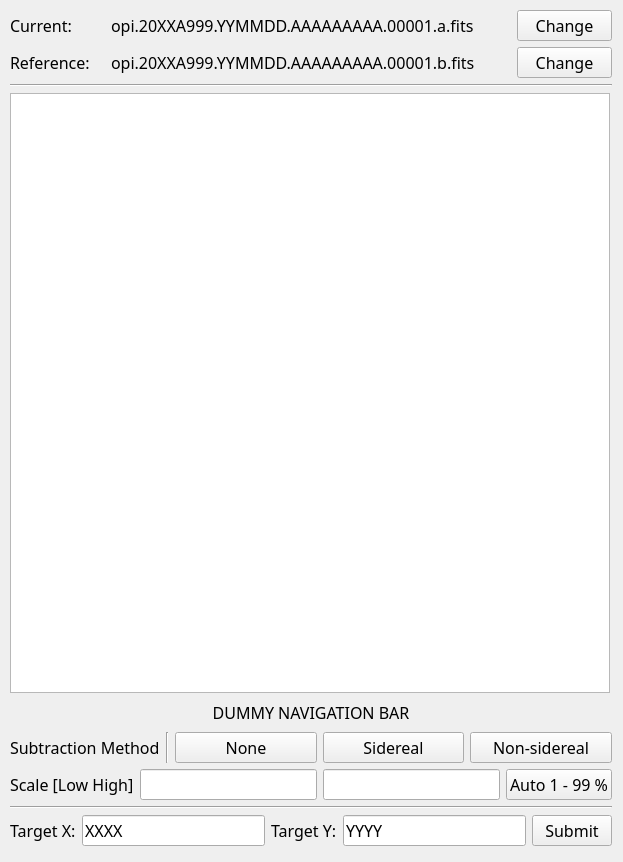
psmd-iberutaru/OpihiExarata, file src/opihiexarata/gui/qtui/selector.ui: the form before one commit.
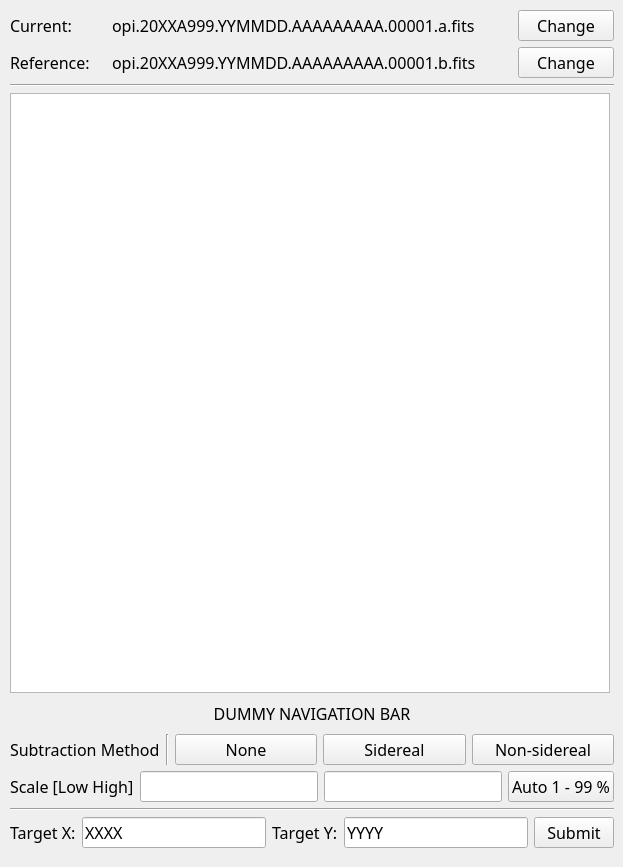
The form after the commit.

Commit message: Building new target selector.

What changed in the file:
```diff
--- a/src/opihiexarata/gui/qtui/selector.ui
+++ b/src/opihiexarata/gui/qtui/selector.ui
@@ -7,7 +7,7 @@
     <x>0</x>
     <y>0</y>
     <width>623</width>
-    <height>862</height>
+    <height>867</height>
    </rect>
   </property>
   <property name="windowTitle">
@@ -18,8 +18,8 @@
     <rect>
      <x>10</x>
      <y>10</y>
-     <width>602</width>
-     <height>836</height>
+     <width>604</width>
+     <height>838</height>
     </rect>
    </property>
    <property name="font">
@@ -95,7 +95,9 @@
      </widget>
     </item>
     <item>
-     <widget class="QGraphicsView" name="dummy_image_plot">
+     <layout class="QVBoxLayout" name="vertical_layout_image">
+      <item>
+       <widget class="QGraphicsView" name="dummy_opihi_image">
       <property name="minimumSize">
        <size>
         <width>600</width>
@@ -111,7 +113,7 @@
      </widget>
     </item>
     <item>
-     <widget class="QLabel" name="dummy_navigation_bar">
+       <widget class="QLabel" name="dummy_opihi_navbar">
       <property name="text">
        <string>DUMMY NAVIGATION BAR</string>
       </property>
@@ -120,6 +122,8 @@
       </property>
      </widget>
     </item>
+     </layout>
+    </item>
     <item>
      <layout class="QHBoxLayout" name="horizonta_layout_subtraction_mode">
       <item>
```
Left out of the diff: 2 changed lines with no effect on the pictures. Lines whose indentation alone changed are shown as unchanged. The commit also changes 5 other files.
